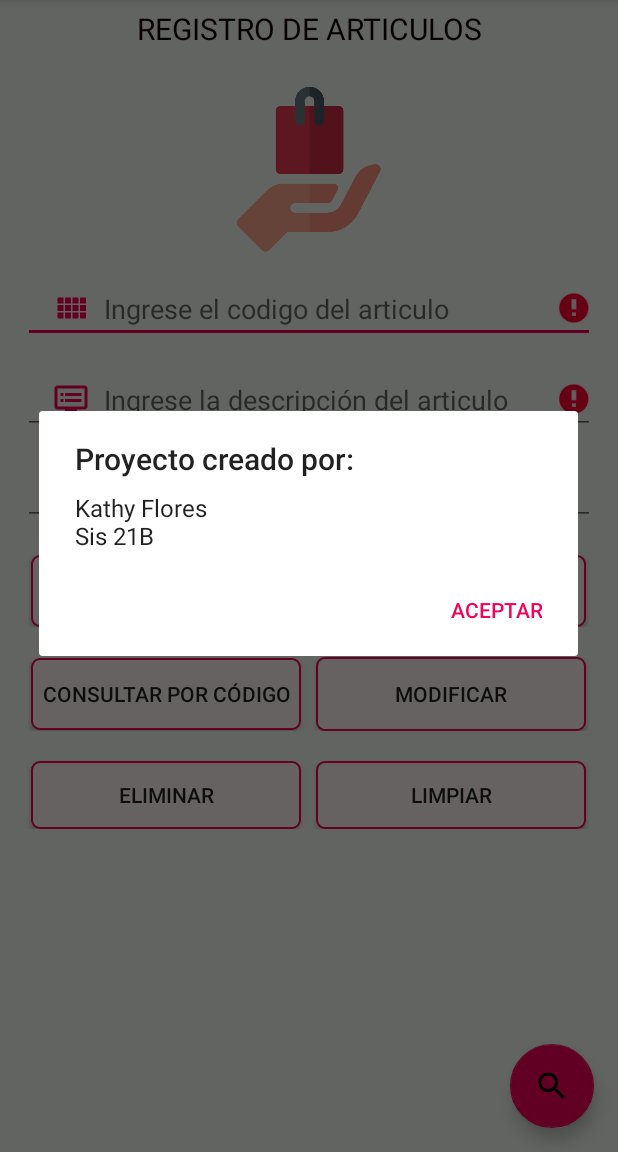
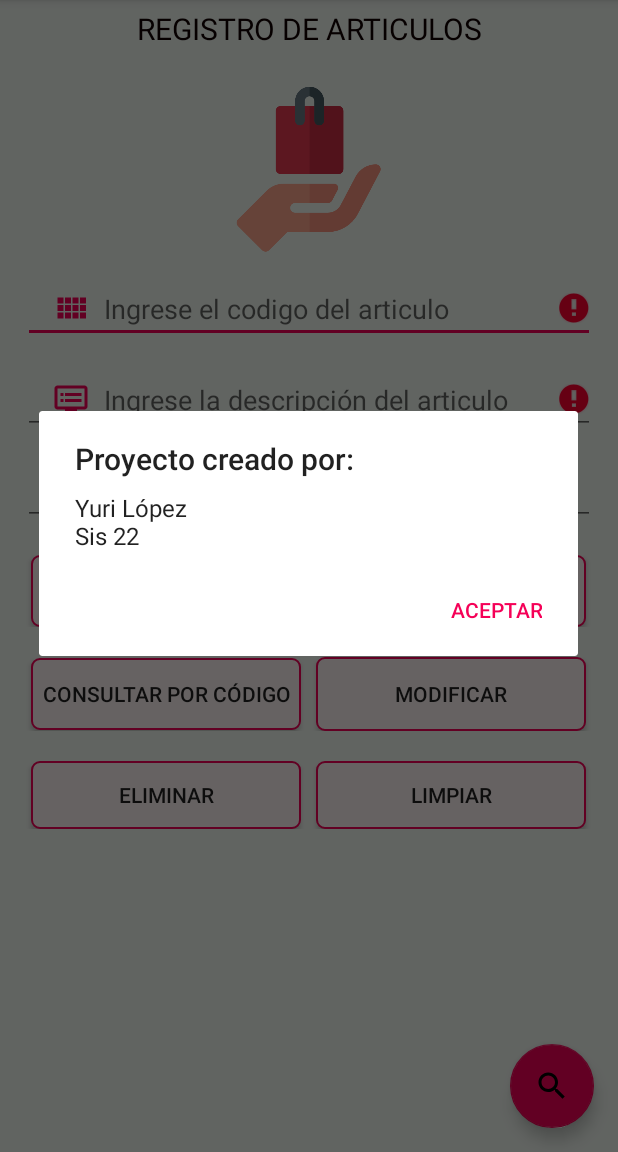
Before and after one commit to yurilopez10/CrudSqlite_Recuperacion, an Android app: the screen it shows after launch (MainActivity), in the options menu, after a tap on "Acerca de", on a phone screen of 412 x 824 dp, the part 84-1236 px from its top. Run offline under Robolectric (Android 15) with nearby library versions, the phone set to English and light mode, and no system bars.

Commit message:
Subiendo crud con sqlite

```diff
--- a/app/src/main/java/com/example/CrudSqlite_Recuperacion/MainActivity.java
+++ b/app/src/main/java/com/example/CrudSqlite_Recuperacion/MainActivity.java
@@ -190,7 +190,7 @@ public class MainActivity extends AppCompatActivity {
             alertDialogBuilder.setTitle("Proyecto creado por:");
             // Establecer mensaje de diálogo
             alertDialogBuilder
-                    .setMessage("Kathy Flores \nSis 21B")
+                    .setMessage("Yuri López \nSis 22")
                     .setCancelable(false)
                     .setNegativeButton("Aceptar", new DialogInterface.OnClickListener() {
                         public void onClick(DialogInterface dialog, int id) {
```
